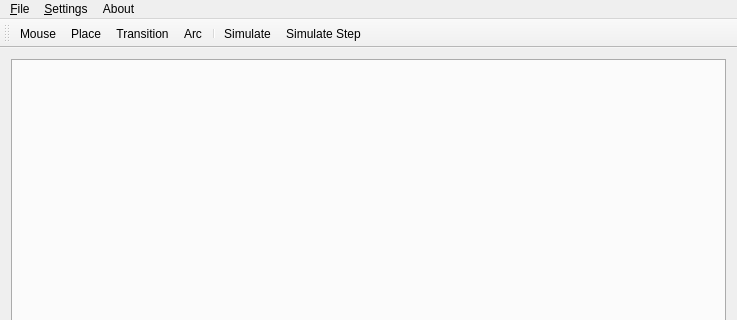
Qt form src/pn/mainwindow.ui (Artimi/icp_pn) before a commit; both pictures show x 0 to 737 and y 0 to 320 of the 737 by 461 pixel window.
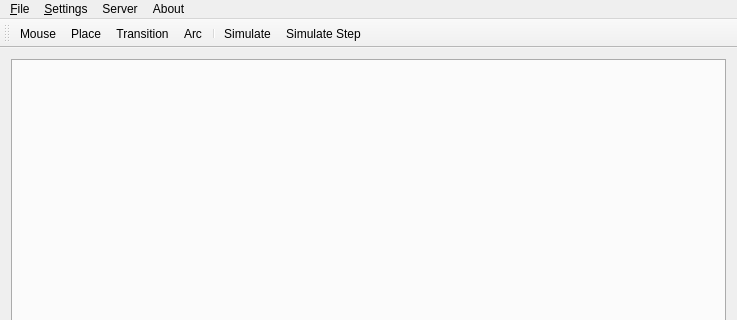
The same form after that commit.

Patch:
```diff
--- a/src/pn/mainwindow.ui
+++ b/src/pn/mainwindow.ui
@@ -70,9 +70,20 @@
     <property name="title">
      <string>About</string>
     </property>
+    <addaction name="actionAbout_application"/>
+    <addaction name="actionHelp"/>
+   </widget>
+   <widget class="QMenu" name="menuServer">
+    <property name="title">
+     <string>Server</string>
+    </property>
+    <addaction name="actionConnectToServer"/>
+    <addaction name="actionDisconnectFromServer"/>
+    <addaction name="actionLogin"/>
    </widget>
    <addaction name="menuSoubor"/>
    <addaction name="menuNastaven"/>
+   <addaction name="menuServer"/>
    <addaction name="menuAbout"/>
   </widget>
   <widget class="QToolBar" name="mainToolBar">
```
Left out of the diff: 21 changed lines with no effect on the pictures.
